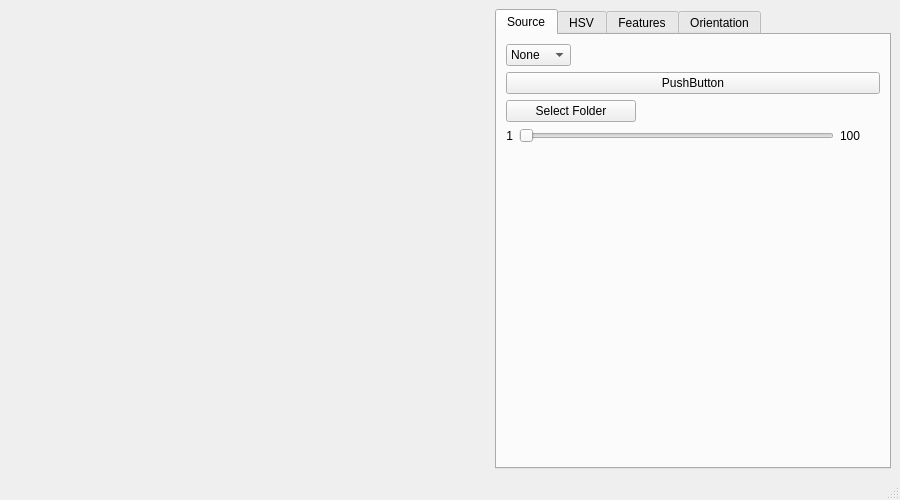
This is src/visionTuner.ui in NicolasNewman/FRC-Vision-Tuner as Qt 5 draws it before an edit. The edited form follows.
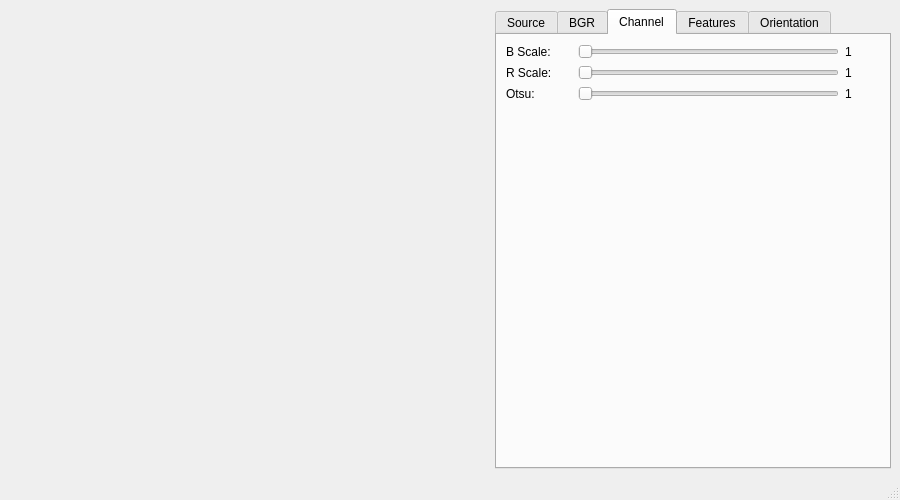
This is the edited form. The open tabs and pages were chosen to show the change.

Commit message: started implementing new algorithm for filtering

```diff
--- a/src/visionTuner.ui
+++ b/src/visionTuner.ui
@@ -13,6 +13,9 @@
   <property name="windowTitle">
    <string>Vision Tuner</string>
   </property>
+  <property name="styleSheet">
+   <string notr="true"/>
+  </property>
   <widget class="QWidget" name="centralwidget">
    <layout class="QGridLayout" name="gridLayout">
     <item row="0" column="0">
@@ -37,7 +40,13 @@
        </widget>
       </item>
       <item>
-       <widget class="QTabWidget" name="tabOrientation">
+       <widget class="QTabWidget" name="tabWidget">
+        <property name="enabled">
+         <bool>true</bool>
+        </property>
+        <property name="styleSheet">
+         <string notr="true"/>
+        </property>
         <property name="currentIndex">
          <number>0</number>
         </property>
@@ -46,7 +55,7 @@
           <string>Source</string>
          </attribute>
          <layout class="QGridLayout" name="gridLayout_2">
-          <item row="2" column="0">
+          <item row="3" column="0">
            <layout class="QVBoxLayout" name="layoutFolder">
             <item>
              <layout class="QHBoxLayout" name="horizontalLayout_3">
@@ -120,7 +129,7 @@
             </item>
            </layout>
           </item>
-          <item row="0" column="0">
+          <item row="1" column="0">
            <layout class="QVBoxLayout" name="verticalLayout">
             <item>
              <layout class="QHBoxLayout" name="horizontalLayout_2">
@@ -160,7 +169,7 @@
             </item>
            </layout>
           </item>
-          <item row="1" column="0">
+          <item row="2" column="0">
            <layout class="QVBoxLayout" name="layoutVideo">
             <item>
              <widget class="QPushButton" name="pushButton">
@@ -171,7 +180,7 @@
             </item>
            </layout>
           </item>
-          <item row="3" column="0">
+          <item row="4" column="0">
            <spacer name="verticalSpacer">
             <property name="orientation">
              <enum>Qt::Vertical</enum>
@@ -188,7 +197,7 @@
         </widget>
         <widget class="QWidget" name="tabHSV">
          <attribute name="title">
-          <string>HSV</string>
+          <string>BGR</string>
          </attribute>
          <layout class="QGridLayout" name="gridLayout_3">
           <item row="0" column="0">
@@ -566,6 +575,198 @@
           </item>
          </layout>
         </widget>
+        <widget class="QWidget" name="tabChannel">
+         <property name="styleSheet">
+          <string notr="true"/>
+         </property>
+         <attribute name="title">
+          <string>Channel</string>
+         </attribute>
+         <layout class="QGridLayout" name="gridLayout_6">
+          <item row="0" column="0">
+           <layout class="QVBoxLayout" name="verticalLayout_5">
+            <item>
+             <layout class="QHBoxLayout" name="horizontalLayout_10">
+              <item>
+               <widget class="QLabel" name="label_18">
+                <property name="minimumSize">
+                 <size>
+                  <width>66</width>
+                  <height>0</height>
+                 </size>
+                </property>
+                <property name="maximumSize">
+                 <size>
+                  <width>66</width>
+                  <height>16777215</height>
+                 </size>
+                </property>
+                <property name="text">
+                 <string>B Scale:</string>
+                </property>
+               </widget>
+              </item>
+              <item>
+               <widget class="QSlider" name="sliderChannelB">
+                <property name="minimum">
+                 <number>1</number>
+                </property>
+                <property name="maximum">
+                 <number>100</number>
+                </property>
+                <property name="orientation">
+                 <enum>Qt::Horizontal</enum>
+                </property>
+               </widget>
+              </item>
+              <item>
+               <widget class="QLabel" name="labelChannelB">
+                <property name="minimumSize">
+                 <size>
+                  <width>35</width>
+                  <height>0</height>
+                 </size>
+                </property>
+                <property name="maximumSize">
+                 <size>
+                  <width>35</width>
+                  <height>16777215</height>
+                 </size>
+                </property>
+                <property name="text">
+                 <string>1</string>
+                </property>
+               </widget>
+              </item>
+             </layout>
+            </item>
+            <item>
+             <layout class="QHBoxLayout" name="horizontalLayout_11">
+              <item>
+               <widget class="QLabel" name="label_23">
+                <property name="minimumSize">
+                 <size>
+                  <width>66</width>
+                  <height>0</height>
+                 </size>
+                </property>
+                <property name="maximumSize">
+                 <size>
+                  <width>66</width>
+                  <height>16777215</height>
+                 </size>
+                </property>
+                <property name="text">
+                 <string>R Scale:</string>
+                </property>
+               </widget>
+              </item>
+              <item>
+               <widget class="QSlider" name="sliderChannelR">
+                <property name="minimum">
+                 <number>1</number>
+                </property>
+                <property name="maximum">
+                 <number>100</number>
+                </property>
+                <property name="orientation">
+                 <enum>Qt::Horizontal</enum>
+                </property>
+               </widget>
+              </item>
+              <item>
+               <widget class="QLabel" name="labelChannelR">
+                <property name="minimumSize">
+                 <size>
+                  <width>35</width>
+                  <height>0</height>
+                 </size>
+                </property>
+                <property name="maximumSize">
+                 <size>
+                  <width>35</width>
+                  <height>16777215</height>
+                 </size>
+                </property>
+                <property name="text">
+                 <string>1</string>
+                </property>
+               </widget>
+              </item>
+             </layout>
+            </item>
+            <item>
+             <layout class="QHBoxLayout" name="horizontalLayout_9">
+              <item>
+               <widget class="QLabel" name="label_20">
+                <property name="minimumSize">
+                 <size>
+                  <width>66</width>
+                  <height>0</height>
+                 </size>
+                </property>
+                <property name="maximumSize">
+                 <size>
+                  <width>66</width>
+                  <height>16777215</height>
+                 </size>
+                </property>
+                <property name="text">
+                 <string>Otsu:</string>
+                </property>
+               </widget>
+              </item>
+              <item>
+               <widget class="QSlider" name="sliderChannelOtsu">
+                <property name="minimum">
+                 <number>1</number>
+                </property>
+                <property name="maximum">
+                 <number>10</number>
+                </property>
+                <property name="orientation">
+                 <enum>Qt::Horizontal</enum>
+                </property>
+               </widget>
+              </item>
+              <item>
+               <widget class="QLabel" name="labelChannelOtsu">
+                <property name="minimumSize">
+                 <size>
+                  <width>35</width>
+                  <height>0</height>
+                 </size>
+                </property>
+                <property name="maximumSize">
+                 <size>
+                  <width>35</width>
+                  <height>16777215</height>
+                 </size>
+                </property>
+                <property name="text">
+                 <string>1</string>
+                </property>
+               </widget>
+              </item>
+             </layout>
+            </item>
+           </layout>
+          </item>
+          <item row="1" column="0">
+           <spacer name="verticalSpacer_11">
+            <property name="orientation">
+             <enum>Qt::Vertical</enum>
+            </property>
+            <property name="sizeHint" stdset="0">
+             <size>
+              <width>20</width>
+              <height>40</height>
+             </size>
+            </property>
+           </spacer>
+          </item>
+         </layout>
+        </widget>
         <widget class="QWidget" name="tabFeatures">
          <attribute name="title">
           <string>Features</string>
@@ -1080,7 +1281,7 @@
           </item>
          </layout>
         </widget>
-        <widget class="QWidget" name="tab">
+        <widget class="QWidget" name="tabOrientation">
          <attribute name="title">
           <string>Orientation</string>
          </attribute>
```
Left out of the diff: 52 changed lines with no effect on the pictures. The commit also changes 1 other file.
